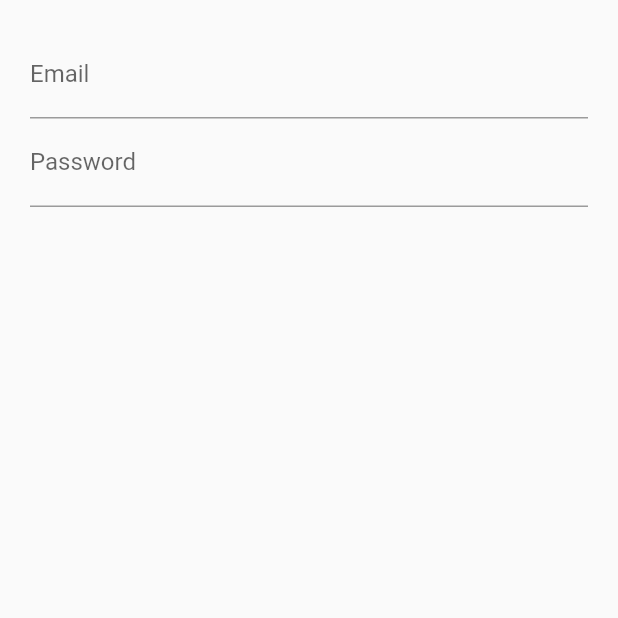
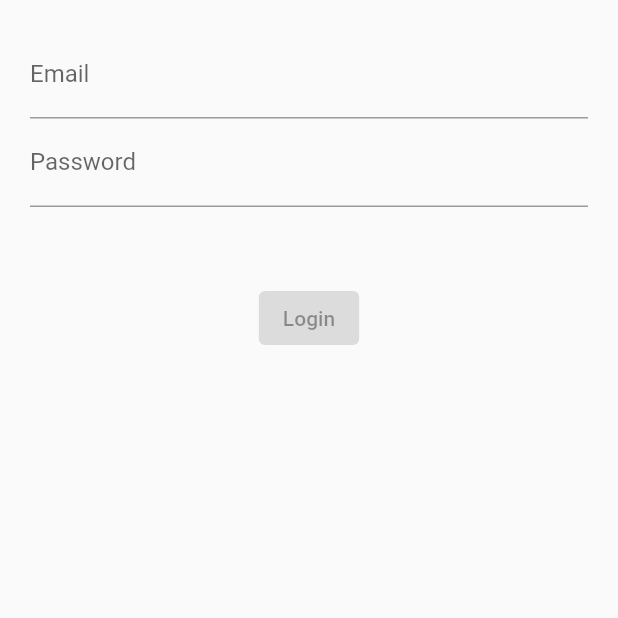
Before and after one commit to johnniembugua/Bloc-Pattern, a Flutter app: the screen it shows after launch, on a phone screen of 412 x 824 dp, the top half of it. Run offline on Flutter 3.47's test engine with Material 2 defaults, Android fonts, the phone set to English and light mode, and no system bars.

Commit message:
code refactor

```diff
--- a/lib/src/app.dart
+++ b/lib/src/app.dart
@@ -4,14 +4,13 @@ import 'blocs/provider.dart';
 
 class App extends StatelessWidget {
   Widget build(BuildContext context) {
-
     return Provider(
-      child:MaterialApp(
-      home: Scaffold(
-        body: LoginScreen(),
+      child: MaterialApp(
+        debugShowCheckedModeBanner: false,
+        home: Scaffold(
+          body: LoginScreen(),
+        ),
       ),
-    ),
     );
-
   }
 }
--- a/lib/src/blocs/bloc.dart
+++ b/lib/src/blocs/bloc.dart
@@ -2,22 +2,27 @@ import 'dart:async';
 import 'validators.dart';
 
 class Bloc extends Validators {
-  final _email = StreamController<String>();
-  final _password = StreamController<String>();
+  final _email = StreamController<String>.broadcast();
+  final _password = StreamController<String>.broadcast();
 
   //Add data to stream
 
   Stream<String> get email => _email.stream.transform(validateEmail);
   Stream<String> get password => _password.stream.transform(validatePassword);
+  // Stream<bool> get submitValid =>
+  //     Observable.combineLatest2(email, password, (e, p) => true);
 
   //change data
   Function(String) get changeEmail => _email.sink.add;
-  Function(String) get changePassword => _email.sink.add;
+  Function(String) get changePassword => _password.sink.add;
+
+  submit() {
+    // final validEmail = _email.value;
+    // final validPassword = _password.value;
+  }
 
   dispose() {
     _email.close();
     _password.close();
   }
 }
-
-final bloc = Bloc();
--- a/lib/src/blocs/provider.dart
+++ b/lib/src/blocs/provider.dart
@@ -7,7 +7,7 @@ class Provider extends InheritedWidget {
   Provider({Key key, Widget child}) : super(key: key, child: child);
   bool updateShouldNotify(_) => true;
 
-  static Bloc of(context) {
-    return (context.inheritFromWidgetOfExactType(Provider) as Provider).bloc;
+  static Bloc of(BuildContext context) {
+    return (context.dependOnInheritedWidgetOfExactType<Provider>()).bloc;
   }
 }
--- a/lib/src/screens/login_screen.dart
+++ b/lib/src/screens/login_screen.dart
@@ -11,6 +11,10 @@ class LoginScreen extends StatelessWidget {
         children: [
           emailField(bloc),
           passwordField(bloc),
+          SizedBox(
+            height: 50,
+          ),
+          submitButton(bloc),
         ],
       ),
     );
@@ -49,10 +53,17 @@ class LoginScreen extends StatelessWidget {
     );
   }
 
-  Widget submitButton() {
-    return RaisedButton(
-      onPressed: () {},
-      child: Text('Button'),
+  Widget submitButton(Bloc bloc) {
+    return StreamBuilder(
+      //stream: bloc.submitValid,
+      builder: (context, snapshot) {
+        return ElevatedButton(
+          onPressed: snapshot.hasData
+              ? bloc.submit
+              : null,
+          child: Text('Login'),
+        );
+      },
     );
   }
 }
```
Also changed, not shown: lib/src/blocs/validators.dart (line endings or trailing spaces), 1 other file.
